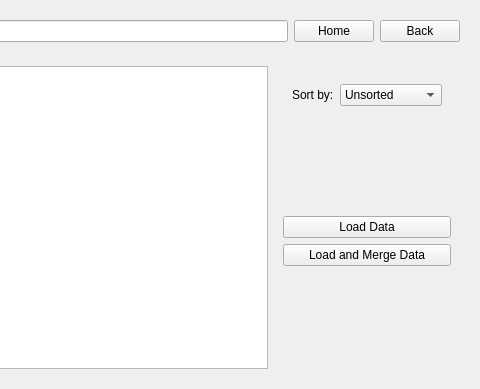
mantidproject/mslice, file mslice/widgets/dataloader/dataloader.ui: the form before one commit; both pictures show x 222 to 702 and y 0 to 389 of the 702 by 389 pixel window.
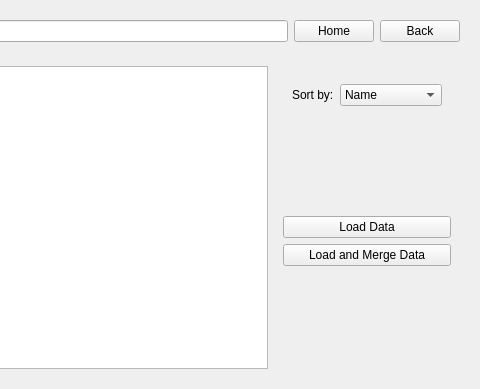
The form after the commit. Custom widgets are drawn as their Qt base class.

Commit message: Methods for home/sort controls re #206

The edit to the form file:
```diff
--- a/mslice/widgets/dataloader/dataloader.ui
+++ b/mslice/widgets/dataloader/dataloader.ui
@@ -87,13 +87,8 @@
                <bool>false</bool>
               </property>
               <property name="currentText">
-               <string>Unsorted</string>
+               <string>Name</string>
               </property>
-              <item>
-               <property name="text">
-                <string>Unsorted</string>
-               </property>
-              </item>
               <item>
                <property name="text">
                 <string>Name</string>
```
Left out of the diff: 7 changed lines with no effect on the pictures. The commit also changes 1 other file.
